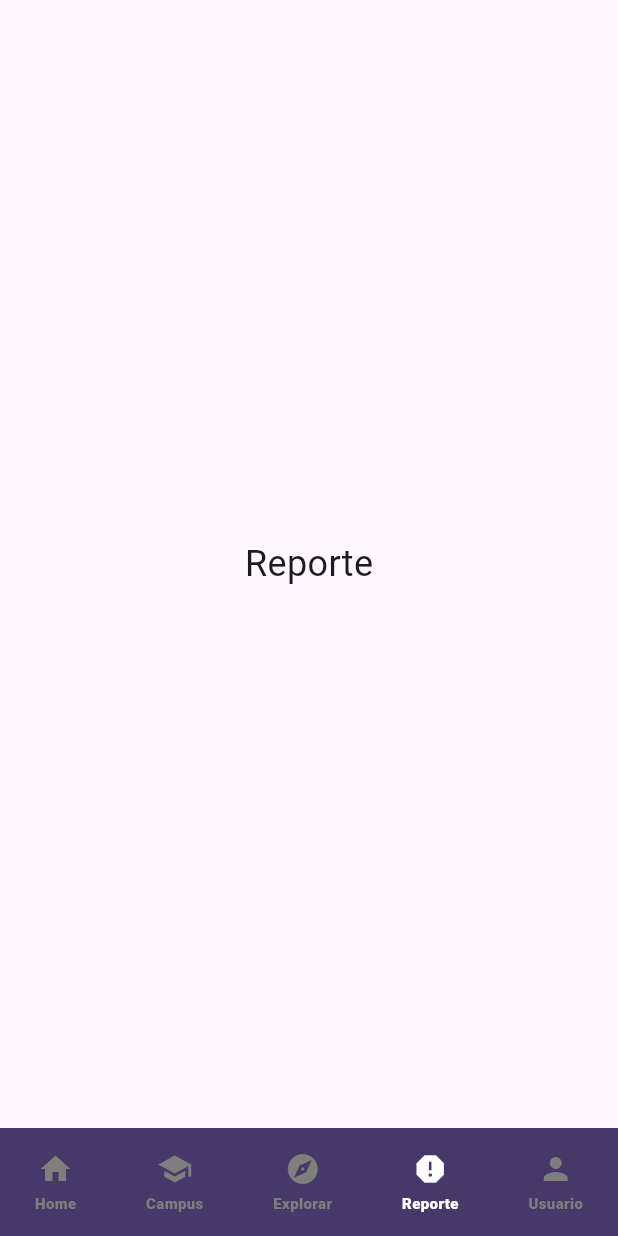
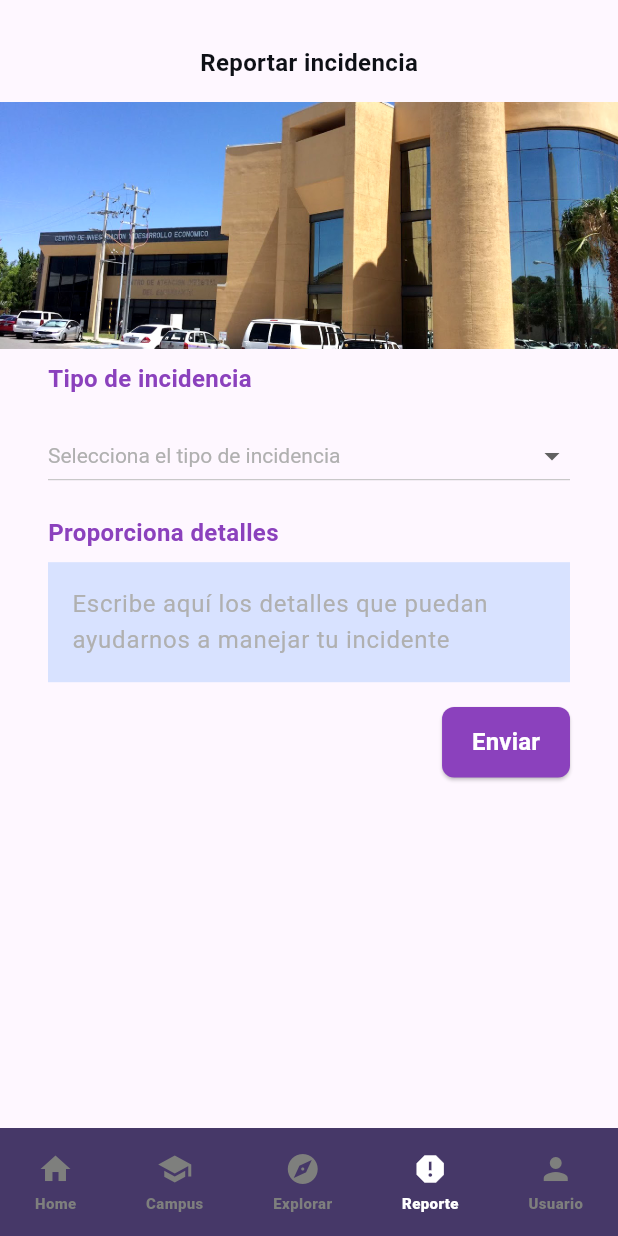
Before and after one commit to jonamx13/uach_mobile, a Flutter app: the screen it shows after launch, item 4 of the bottom bar chosen, on a phone screen of 412 x 824 dp. Run offline on Flutter 3.47's test engine with Material 3 defaults, Android fonts, the phone set to English and light mode, and no system bars; Roboto replaces fonts that are missing (Montserrat Alternates, Poppins).

Commit message:
Main structure of Report screen

```diff
--- a/lib/features/reporte/presentation/reporte_screen.dart
+++ b/lib/features/reporte/presentation/reporte_screen.dart
@@ -1,11 +1,154 @@
 import 'package:flutter/material.dart';
 
-class ReporteScreen extends StatelessWidget {
+class ReporteScreen extends StatefulWidget {
+  @override
+  _ReporteScreenState createState() => _ReporteScreenState();
+}
+
+class _ReporteScreenState extends State<ReporteScreen> {
+  String? _selectedTipoIncidencia;
+
+  // Controladores de los campos de texto
+  final TextEditingController _detalleController = TextEditingController();
+
   @override
   Widget build(BuildContext context) {
     return Scaffold(
-      body: Center(
-        child: Text('Reporte', style: TextStyle(fontSize: 24)),
+      body: SafeArea(
+        child: SingleChildScrollView(
+          child: Column(
+            crossAxisAlignment: CrossAxisAlignment.start,
+            children: [
+              // Título "Reportar incidencia"
+              Padding(
+                padding: const EdgeInsets.only(top: 32.0, bottom: 16.0),
+                child: Center( // Centrado del título
+                  child: Text(
+                    'Reportar incidencia',
+                    style: TextStyle(
+                      fontFamily: 'Poppins',
+                      fontWeight: FontWeight.w600,
+                      fontSize: 16,
+                      height: 20 / 16, // Line height
+                      color: Color(0xFF0E1016), // Color #0E1016
+                    ),
+                  ),
+                ),
+              ),
+              // Imagen
+              Container(
+                width: double.infinity,
+                height: MediaQuery.of(context).size.height / 5,
+                decoration: BoxDecoration(
+                  image: DecorationImage(
+                    image: AssetImage('assets/images/cgti_photo.png'),
+                    fit: BoxFit.cover,
+                  ),
+                ),
+              ),
+              // Título "Tipo de incidencia"
+              Padding(
+                padding: const EdgeInsets.symmetric(horizontal: 32.0, vertical: 8.0),
+                child: Text(
+                  'Tipo de incidencia',
+                  style: TextStyle(
+                    fontFamily: 'Poppins',
+                    fontWeight: FontWeight.w600,
+                    fontSize: 16,
+                    color: Color(0xFF8B41BD), // Color #8B41BD
+                  ),
+                ),
+              ),
+              // Menú desplegable "Tipo de incidencia"
+              Padding(
+                padding: const EdgeInsets.symmetric(horizontal: 32.0, vertical: 8.0),
+                child: DropdownButton<String>(
+                  value: _selectedTipoIncidencia,
+                  hint: Text(
+                    'Selecciona el tipo de incidencia',
+                    style: TextStyle(color: Color(0xFFB0B0B0)), // Gris para el texto por defecto
+                  ),
+                  onChanged: (String? newValue) {
+                    setState(() {
+                      _selectedTipoIncidencia = newValue;
+                    });
+                  },
+                  isExpanded: true,
+                  items: <String>['tipo 1', 'tipo 2', 'tipo 3', 'tipo 4']
+                      .map<DropdownMenuItem<String>>((String value) {
+                    return DropdownMenuItem<String>(
+                      value: value,
+                      child: Text(value),
+                    );
+                  }).toList(),
+                  dropdownColor: Color(0xFFD8E2FF), // Color de fondo del desplegable
+                  style: TextStyle(color: Color(0xFF8B41BD)), // Color de los items
+                ),
+              ),
+              // Título "Proporciona detalles"
+              Padding(
+                padding: const EdgeInsets.symmetric(horizontal: 32.0, vertical: 8.0),
+                child: Text(
+                  'Proporciona detalles',
+                  style: TextStyle(
+                    fontFamily: 'Poppins',
+                    fontWeight: FontWeight.w600,
+                    fontSize: 16,
+                    color: Color(0xFF8B41BD), // Color #8B41BD
+                  ),
+                ),
+              ),
+              // Cuadro de texto para escribir
+              Padding(
+                padding: const EdgeInsets.symmetric(horizontal: 32.0),
+                child: Container(
+                  decoration: BoxDecoration(
+                    color: Color(0xFFD8E2FF), // Establecemos el color de fondo
+                    borderRadius: BorderRadius.zero, // Sin bordes redondeados
+                  ),
+                  child: TextField(
+                    controller: _detalleController,
+                    maxLines: null,
+                    decoration: InputDecoration(
+                      border: InputBorder.none,
+                      contentPadding: EdgeInsets.all(16.0),
+                      hintText: 'Escribe aquí los detalles que puedan ayudarnos a manejar tu incidente',
+                      hintStyle: TextStyle(color: Color(0xFFB0B0B0)), // Gris para el texto por defecto
+                    ),
+                  ),
+                ),
+              ),
+              // Botón Enviar
+              Padding(
+                padding: const EdgeInsets.symmetric(horizontal: 32.0, vertical: 16.0),
+                child: Align(
+                  alignment: Alignment.centerRight,
+                  child: ElevatedButton(
+                    onPressed: () {
+                      // El botón no hace nada por ahora
+                    },
+                    style: ElevatedButton.styleFrom(
+                      backgroundColor: Color(0xFF8B41BD),
+                      shape: RoundedRectangleBorder(
+                        borderRadius: BorderRadius.circular(8.0),
+                      ),
+                      padding: EdgeInsets.symmetric(horizontal: 20.0, vertical: 12.0),
+                    ),
+                    child: Text(
+                      'Enviar',
+                      style: TextStyle(
+                        fontFamily: 'Poppins',
+                        fontWeight: FontWeight.w600,
+                        fontSize: 16,
+                        color: Colors.white,
+                      ),
+                    ),
+                  ),
+                ),
+              ),
+            ],
+          ),
+        ),
       ),
     );
   }
--- a/pubspec.yaml
+++ b/pubspec.yaml
@@ -59,6 +59,7 @@ flutter:
   assets:
     - assets/images/osuach-utep-8dic-1920.jpg
     - assets/images/Santie_05.jpg
+    - assets/images/cgti_photo.png
 
 
 
```
Also changed, not shown: assets/images/cgti_photo.png (added).
